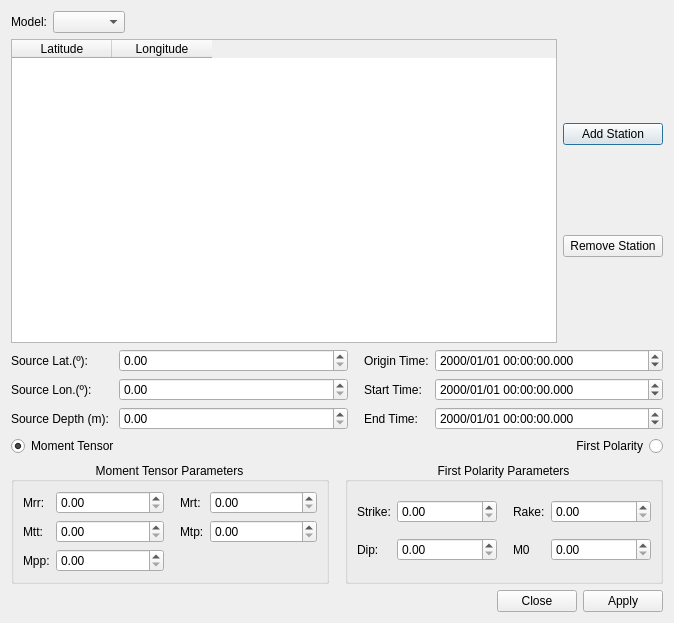
Qt form isp/resources/designer_uis/SyntheticsGeneratorDialog.ui (ProjectISP/ISP) before a commit.
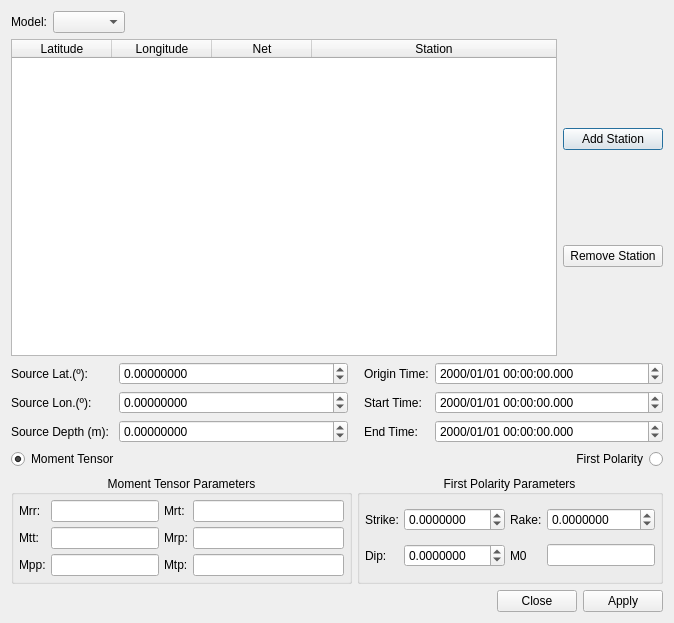
The same form after that commit.

Commit message: Added new icon in MainFrame toolbar. Fixed issues in SyntheticsGeneratorDialog input widgets. Now some of them admit scientific notation input and M0 may be empty. Added net and station columns in receiver stations table in SyntheticsGeneratorDialog. Now you can insert lat/lon, net/stat or the four at the same time. Added parameters saving in .pkl after a synthetics generation is done. Changed SyntheticsAnalisysFrame layout and added generation params visualization.

Diff of the .ui file:
```diff
--- a/isp/resources/designer_uis/SyntheticsGeneratorDialog.ui
+++ b/isp/resources/designer_uis/SyntheticsGeneratorDialog.ui
@@ -67,6 +67,12 @@
          <verstretch>0</verstretch>
         </sizepolicy>
        </property>
+       <attribute name="horizontalHeaderStretchLastSection">
+        <bool>true</bool>
+       </attribute>
+       <attribute name="verticalHeaderStretchLastSection">
+        <bool>false</bool>
+       </attribute>
        <column>
         <property name="text">
          <string>Latitude</string>
@@ -77,6 +83,16 @@
          <string>Longitude</string>
         </property>
        </column>
+       <column>
+        <property name="text">
+         <string>Net</string>
+        </property>
+       </column>
+       <column>
+        <property name="text">
+         <string>Station</string>
+        </property>
+       </column>
       </widget>
      </item>
      <item>
@@ -148,7 +164,17 @@
       </widget>
      </item>
      <item row="0" column="1">
-      <widget class="QDoubleSpinBox" name="doubleSBSrcLat"/>
+      <widget class="QDoubleSpinBox" name="doubleSBSrcLat">
+       <property name="decimals">
+        <number>8</number>
+       </property>
+       <property name="minimum">
+        <double>-90.000000000000000</double>
+       </property>
+       <property name="maximum">
+        <double>90.000000000000000</double>
+       </property>
+      </widget>
      </item>
      <item row="1" column="3">
       <widget class="QLabel" name="label_6">
@@ -190,7 +216,17 @@
       </widget>
      </item>
      <item row="1" column="1">
-      <widget class="QDoubleSpinBox" name="doubleSBSrcLon"/>
+      <widget class="QDoubleSpinBox" name="doubleSBSrcLon">
+       <property name="decimals">
+        <number>8</number>
+       </property>
+       <property name="minimum">
+        <double>-180.000000000000000</double>
+       </property>
+       <property name="maximum">
+        <double>180.000000000000000</double>
+       </property>
+      </widget>
      </item>
      <item row="0" column="0">
       <widget class="QLabel" name="label_2">
@@ -206,7 +242,17 @@
       </widget>
      </item>
      <item row="2" column="1">
-      <widget class="QDoubleSpinBox" name="doubleSBDep"/>
+      <widget class="QDoubleSpinBox" name="doubleSBDep">
+       <property name="decimals">
+        <number>8</number>
+       </property>
+       <property name="minimum">
+        <double>-20000.000000000000000</double>
+       </property>
+       <property name="maximum">
+        <double>20000.000000000000000</double>
+       </property>
+      </widget>
      </item>
      <item row="2" column="4">
       <widget class="QDateTimeEdit" name="dateTimeEditEnd">
@@ -268,6 +314,9 @@
    </item>
    <item>
     <layout class="QHBoxLayout" name="horizontalLayout_3">
+     <property name="spacing">
+      <number>5</number>
+     </property>
      <property name="rightMargin">
       <number>0</number>
      </property>
@@ -280,7 +329,22 @@
         <set>Qt::AlignCenter</set>
        </property>
        <layout class="QGridLayout" name="gridLayout_2">
-        <item row="2" column="0">
+        <property name="leftMargin">
+         <number>5</number>
+        </property>
+        <property name="topMargin">
+         <number>5</number>
+        </property>
+        <property name="rightMargin">
+         <number>5</number>
+        </property>
+        <property name="bottomMargin">
+         <number>5</number>
+        </property>
+        <property name="spacing">
+         <number>5</number>
+        </property>
+        <item row="3" column="0">
          <widget class="QLabel" name="label_10">
           <property name="sizePolicy">
            <sizepolicy hsizetype="Maximum" vsizetype="Preferred">
@@ -293,12 +357,6 @@
           </property>
          </widget>
         </item>
-        <item row="0" column="4">
-         <widget class="QDoubleSpinBox" name="doubleSBMrt"/>
-        </item>
-        <item row="2" column="1">
-         <widget class="QDoubleSpinBox" name="doubleSBMpp"/>
-        </item>
         <item row="0" column="0">
          <widget class="QLabel" name="label_8">
           <property name="sizePolicy">
@@ -312,29 +370,7 @@
           </property>
          </widget>
         </item>
-        <item row="1" column="4">
-         <widget class="QDoubleSpinBox" name="doubleSBMtp"/>
-        </item>
-        <item row="0" column="1">
-         <widget class="QDoubleSpinBox" name="doubleSBMrr"/>
-        </item>
-        <item row="1" column="1">
-         <widget class="QDoubleSpinBox" name="doubleSBMtt"/>
-        </item>
-        <item row="0" column="3">
-         <widget class="QLabel" name="label_11">
-          <property name="sizePolicy">
-           <sizepolicy hsizetype="Maximum" vsizetype="Preferred">
-            <horstretch>0</horstretch>
-            <verstretch>0</verstretch>
-           </sizepolicy>
-          </property>
-          <property name="text">
-           <string>Mrt:</string>
-          </property>
-         </widget>
-        </item>
-        <item row="1" column="0">
+        <item row="2" column="0">
          <widget class="QLabel" name="label_9">
           <property name="sizePolicy">
            <sizepolicy hsizetype="Maximum" vsizetype="Preferred">
@@ -347,7 +383,60 @@
           </property>
          </widget>
         </item>
-        <item row="1" column="3">
+        <item row="0" column="2">
+         <widget class="QLabel" name="label_11">
+          <property name="sizePolicy">
+           <sizepolicy hsizetype="Maximum" vsizetype="Preferred">
+            <horstretch>0</horstretch>
+            <verstretch>0</verstretch>
+           </sizepolicy>
+          </property>
+          <property name="text">
+           <string>Mrt:</string>
+          </property>
+         </widget>
+        </item>
+        <item row="0" column="1">
+         <widget class="QLineEdit" name="lineEditMrr">
+          <property name="sizePolicy">
+           <sizepolicy hsizetype="Preferred" vsizetype="Fixed">
+            <horstretch>0</horstretch>
+            <verstretch>0</verstretch>
+           </sizepolicy>
+          </property>
+         </widget>
+        </item>
+        <item row="2" column="1">
+         <widget class="QLineEdit" name="lineEditMtt">
+          <property name="sizePolicy">
+           <sizepolicy hsizetype="Preferred" vsizetype="Fixed">
+            <horstretch>0</horstretch>
+            <verstretch>0</verstretch>
+           </sizepolicy>
+          </property>
+         </widget>
+        </item>
+        <item row="3" column="1">
+         <widget class="QLineEdit" name="lineEditMpp">
+          <property name="sizePolicy">
+           <sizepolicy hsizetype="Preferred" vsizetype="Fixed">
+            <horstretch>0</horstretch>
+            <verstretch>0</verstretch>
+           </sizepolicy>
+          </property>
+         </widget>
+        </item>
+        <item row="0" column="3">
+         <widget class="QLineEdit" name="lineEditMrt">
+          <property name="sizePolicy">
+           <sizepolicy hsizetype="Preferred" vsizetype="Fixed">
+            <horstretch>0</horstretch>
+            <verstretch>0</verstretch>
+           </sizepolicy>
+          </property>
+         </widget>
+        </item>
+        <item row="3" column="2">
          <widget class="QLabel" name="label_12">
           <property name="sizePolicy">
            <sizepolicy hsizetype="Maximum" vsizetype="Preferred">
@@ -360,41 +449,29 @@
           </property>
          </widget>
         </item>
-        <item row="0" column="2" rowspan="3">
-         <spacer name="horizontalSpacer_4">
-          <property name="orientation">
-           <enum>Qt::Horizontal</enum>
+        <item row="3" column="3">
+         <widget class="QLineEdit" name="lineEditMtp">
+          <property name="sizePolicy">
+           <sizepolicy hsizetype="Preferred" vsizetype="Fixed">
+            <horstretch>0</horstretch>
+            <verstretch>0</verstretch>
+           </sizepolicy>
           </property>
-          <property name="sizeType">
-           <enum>QSizePolicy::Fixed</enum>
+         </widget>
+        </item>
+        <item row="2" column="2">
+         <widget class="QLabel" name="label_17">
+          <property name="text">
+           <string>Mrp:</string>
           </property>
-          <property name="sizeHint" stdset="0">
-           <size>
-            <width>10</width>
-            <height>20</height>
-           </size>
-          </property>
-         </spacer>
+         </widget>
+        </item>
+        <item row="2" column="3">
+         <widget class="QLineEdit" name="lineEditMrp"/>
         </item>
        </layout>
       </widget>
      </item>
-     <item>
-      <spacer name="horizontalSpacer_3">
-       <property name="orientation">
-        <enum>Qt::Horizontal</enum>
-       </property>
-       <property name="sizeType">
-        <enum>QSizePolicy::Fixed</enum>
-       </property>
-       <property name="sizeHint" stdset="0">
-        <size>
-         <width>10</width>
-         <height>20</height>
-        </size>
-       </property>
-      </spacer>
-     </item>
      <item>
       <widget class="QGroupBox" name="groupBoxFP">
        <property name="title">
@@ -404,8 +481,23 @@
         <set>Qt::AlignCenter</set>
        </property>
        <layout class="QGridLayout" name="gridLayout_3">
-        <item row="1" column="0">
-         <widget class="QLabel" name="label_14">
+        <property name="leftMargin">
+         <number>5</number>
+        </property>
+        <property name="topMargin">
+         <number>5</number>
+        </property>
+        <property name="rightMargin">
+         <number>5</number>
+        </property>
+        <property name="bottomMargin">
+         <number>5</number>
+        </property>
+        <property name="spacing">
+         <number>5</number>
+        </property>
+        <item row="0" column="2">
+         <widget class="QLabel" name="label_15">
           <property name="sizePolicy">
            <sizepolicy hsizetype="Maximum" vsizetype="Preferred">
             <horstretch>0</horstretch>
@@ -413,11 +505,11 @@
            </sizepolicy>
           </property>
           <property name="text">
-           <string>Dip:</string>
+           <string>Rake:</string>
           </property>
          </widget>
         </item>
-        <item row="1" column="3">
+        <item row="1" column="2">
          <widget class="QLabel" name="label_16">
           <property name="sizePolicy">
            <sizepolicy hsizetype="Maximum" vsizetype="Preferred">
@@ -430,11 +522,88 @@
           </property>
          </widget>
         </item>
-        <item row="1" column="4">
-         <widget class="QDoubleSpinBox" name="doubleSBM0"/>
+        <item row="0" column="1">
+         <widget class="QDoubleSpinBox" name="doubleSBStrike">
+          <property name="sizePolicy">
+           <sizepolicy hsizetype="Preferred" vsizetype="Fixed">
+            <horstretch>0</horstretch>
+            <verstretch>0</verstretch>
+           </sizepolicy>
+          </property>
+          <property name="decimals">
+           <number>7</number>
+          </property>
+          <property name="minimum">
+           <double>-360.000000000000000</double>
+          </property>
+          <property name="maximum">
+           <double>360.000000000000000</double>
+          </property>
+         </widget>
         </item>
-        <item row="0" column="4">
-         <widget class="QDoubleSpinBox" name="doubleSBRake"/>
+        <item row="1" column="0">
+         <widget class="QLabel" name="label_14">
+          <property name="sizePolicy">
+           <sizepolicy hsizetype="Maximum" vsizetype="Preferred">
+            <horstretch>0</horstretch>
+            <verstretch>0</verstretch>
+           </sizepolicy>
+          </property>
+          <property name="text">
+           <string>Dip:</string>
+          </property>
+         </widget>
+        </item>
+        <item row="1" column="3">
+         <widget class="QLineEdit" name="lineEditM0">
+          <property name="sizePolicy">
+           <sizepolicy hsizetype="Preferred" vsizetype="Fixed">
+            <horstretch>0</horstretch>
+            <verstretch>0</verstretch>
+           </sizepolicy>
+          </property>
+          <property name="toolTip">
+           <string>Optional value</string>
+          </property>
+         </widget>
+        </item>
+        <item row="0" column="3">
+         <widget class="QDoubleSpinBox" name="doubleSBRake">
+          <property name="sizePolicy">
+           <sizepolicy hsizetype="Preferred" vsizetype="Fixed">
+            <horstretch>0</horstretch>
+            <verstretch>0</verstretch>
+           </sizepolicy>
+          </property>
+          <property name="decimals">
+           <number>7</number>
+          </property>
+          <property name="minimum">
+           <double>-360.000000000000000</double>
+          </property>
+          <property name="maximum">
+           <double>360.000000000000000</double>
+          </property>
+         </widget>
+        </item>
+        <item row="1" column="1">
+         <widget class="QDoubleSpinBox" name="doubleSBDip">
+          <property name="sizePolicy">
+           <sizepolicy hsizetype="Preferred" vsizetype="Fixed">
+            <horstretch>0</horstretch>
+            <verstretch>0</verstretch>
+           </sizepolicy>
+          </property>
+          <property name="decimals">
+           <number>7</number>
+          </property>
+          <property name="minimum">
+           <double>-360.000000000000000</double>
+          </property>
+          <property name="maximum">
+           <double>360.000000000000000</double>
+          </property>
+         </widget>
         </item>
         <item row="0" column="0">
          <widget class="QLabel" name="label_13">
@@ -449,41 +618,6 @@
           </property>
          </widget>
         </item>
-        <item row="0" column="1">
-         <widget class="QDoubleSpinBox" name="doubleSBStrike"/>
-        </item>
-        <item row="1" column="1">
-         <widget class="QDoubleSpinBox" name="doubleSBDip"/>
-        </item>
-        <item row="0" column="3">
-         <widget class="QLabel" name="label_15">
-          <property name="sizePolicy">
-           <sizepolicy hsizetype="Maximum" vsizetype="Preferred">
-            <horstretch>0</horstretch>
-            <verstretch>0</verstretch>
-           </sizepolicy>
-          </property>
-          <property name="text">
-           <string>Rake:</string>
-          </property>
-         </widget>
-        </item>
-        <item row="0" column="2" rowspan="2">
-         <spacer name="horizontalSpacer_5">
-          <property name="orientation">
-           <enum>Qt::Horizontal</enum>
-          </property>
-          <property name="sizeType">
-           <enum>QSizePolicy::Fixed</enum>
-          </property>
-          <property name="sizeHint" stdset="0">
-           <size>
-            <width>10</width>
-            <height>20</height>
-           </size>
-          </property>
-         </spacer>
-        </item>
        </layout>
       </widget>
      </item>
```
The commit also changes 6 other files.
